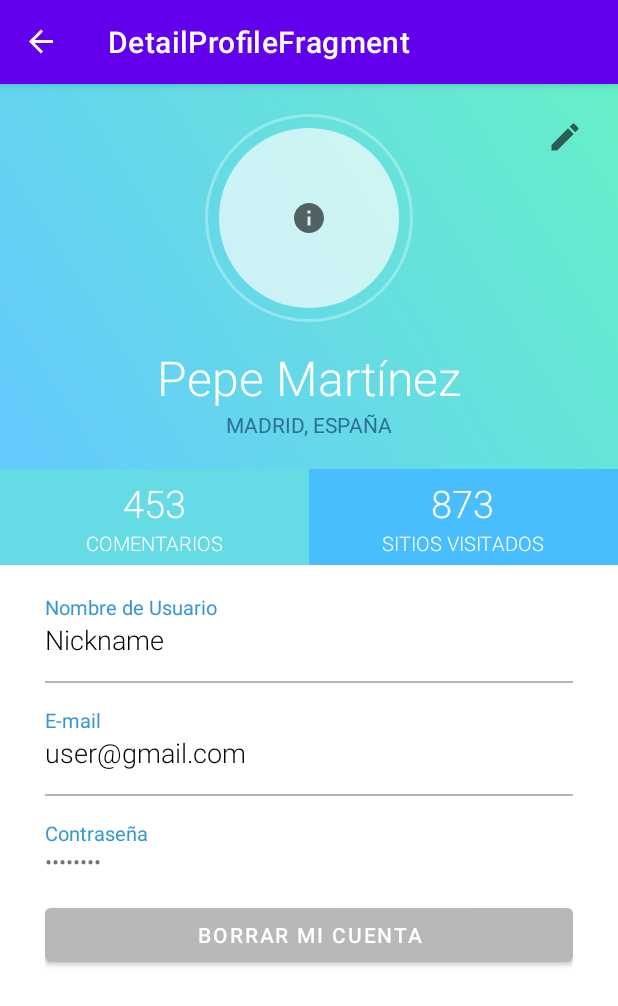
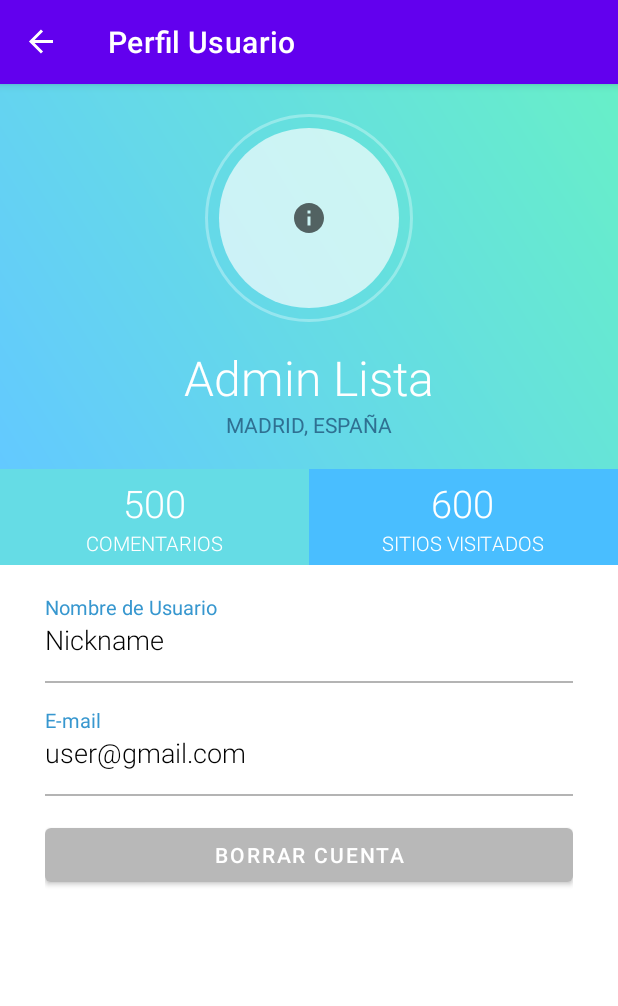
Before and after one commit to GeoDNSO/MadridPlaces, an Android app: the DetailFragment screen opened through its navigation route, on a phone screen of 412 x 824 dp. Shown: the top 1006 px of the screen. Run offline under Robolectric (Android 15) with nearby library versions, the phone set to English and light mode, and no system bars; our stand-ins replace navigation-ui; 4 statements that could not run were skipped.

Commit message:
Funciona Profile User List
Hay que mirar el bottom bar

```diff
--- a/App/app/src/main/java/com/example/App/ui/DetailsProfileAdmin/DetailProfileFragment.java
+++ b/App/app/src/main/java/com/example/App/ui/DetailsProfileAdmin/DetailFragment.java
@@ -15,8 +15,6 @@ import android.view.LayoutInflater;
 import android.view.View;
 import android.view.ViewGroup;
 import android.widget.Button;
-import android.widget.EditText;
-import android.widget.ImageButton;
 import android.widget.TextView;
 import android.widget.Toast;
 
@@ -24,13 +22,12 @@ import com.example.App.App;
 import com.example.App.R;
 import com.example.App.SessionManager;
 import com.example.App.models.transfer.TUser;
-import com.example.App.ui.profile.ProfileViewModel;
 import com.example.App.utilities.AppConstants;
 
-public class DetailProfileFragment extends Fragment{
+public class DetailFragment extends Fragment{
     private View root;
-    private ProfileViewModel mViewModel;
-
+    private DetailViewModel mViewModel;
+    private TUser user;
     private TextView tv_Username;
     private TextView tv_FullName;
     private TextView tv_Email;
@@ -42,18 +39,21 @@ public class DetailProfileFragment extends Fragment{
 
     private App app;
 
-    public static DetailProfileFragment newInstance() {
-        return new DetailProfileFragment();
+    public static DetailFragment newInstance() {
+        return new DetailFragment();
     }
 
     @Override
     public View onCreateView(@NonNull LayoutInflater inflater, @Nullable ViewGroup container,
                              @Nullable Bundle savedInstanceState) {
-        root = inflater.inflate(R.layout.profile_fragment, container, false);
-        app = App.getInstance(getActivity());
+        root = inflater.inflate(R.layout.detail_fragment, container, false);
+
+        app = App.getInstance(getActivity()); //esto falla
         app.setBottomMenuVisible(View.GONE);
 
-        mViewModel = new ViewModelProvider(this).get(ProfileViewModel.class);
+        user = (TUser) getArguments().getParcelable(AppConstants.BUNDLE_PROFILE_LIST_DETAILS);
+
+        mViewModel = new ViewModelProvider(this).get(DetailViewModel.class);
         mViewModel.init();
 
         deleteAccountButton = root.findViewById(R.id.deleteButton2);
@@ -76,7 +76,7 @@ public class DetailProfileFragment extends Fragment{
 
     private void initializeObservers() {
 
-        mViewModel.getProfileActionInProgress().observe(getViewLifecycleOwner(), new Observer<Boolean>() {
+        mViewModel.getDetailProfileActionInProgress().observe(getViewLifecycleOwner(), new Observer<Boolean>() {
             @Override
             public void onChanged(Boolean aBoolean) {
                 /*if (aBoolean) {
@@ -88,7 +88,7 @@ public class DetailProfileFragment extends Fragment{
             }
         });
 
-        mViewModel.getActionProfileSuccess().observe(getViewLifecycleOwner(), new Observer<Integer>() {
+        mViewModel.getActionDetailProfileSuccess().observe(getViewLifecycleOwner(), new Observer<Integer>() {
             @Override
             public void onChanged(Integer aInteger) {
                 if (aInteger.equals(AppConstants.DELETE_PROFILE)) {
@@ -129,17 +129,15 @@ public class DetailProfileFragment extends Fragment{
 
     //Rellena los datos del usuario segun la informacion de la sesion
     private void fillProfileFields(){
-        SessionManager sm = app.getSessionManager();
-
-        tv_Username.setText(sm.getUsername());
-        tv_FullName.setText((sm.getFirstName() + " " + sm.getSurname()));
-        tv_Email.setText(sm.getEmail());
+        tv_Username.setText(user.getUsername());
+        tv_FullName.setText((user.getName() + " " + user.getSurname()));
+        tv_Email.setText(user.getEmail());
     }
 
     @Override
     public void onActivityCreated(@Nullable Bundle savedInstanceState) {
         super.onActivityCreated(savedInstanceState);
-        mViewModel = new ViewModelProvider(this).get(ProfileViewModel.class);
+        mViewModel = new ViewModelProvider(this).get(DetailViewModel.class);
         // TODO: Use the ViewModel
     }
 
--- a/App/app/src/main/java/com/example/App/ui/DetailsProfileAdmin/DetailProfileViewModel.java
+++ b/App/app/src/main/java/com/example/App/ui/DetailsProfileAdmin/DetailViewModel.java
@@ -8,7 +8,7 @@ import androidx.lifecycle.ViewModel;
 import com.example.App.models.repositories.UserRepository;
 import com.example.App.models.transfer.TUser;
 
-public class DetailProfileViewModel extends ViewModel {
+public class DetailViewModel extends ViewModel {
     UserRepository userRepository;
     private MutableLiveData<Boolean> mDetailProfileActionInProgress = new MutableLiveData<>(); //true indica progress bar activo
     private LiveData<Integer> mActionDetailProfileSuccess = new MutableLiveData<>();
--- a/App/app/src/main/java/com/example/App/utilities/AppConstants.java
+++ b/App/app/src/main/java/com/example/App/utilities/AppConstants.java
@@ -35,5 +35,5 @@ public class AppConstants {
     public static final Integer ERROR_LIST_USERS = -3;
 
 
-
+    public static final String BUNDLE_PROFILE_LIST_DETAILS = "DETAILS_LIST_PROFILE_BUNDLE";
 }
--- a/App/app/src/main/res/layout/detail_profile.xml
+++ b/App/app/src/main/res/layout/detail_fragment.xml
@@ -4,7 +4,7 @@
     xmlns:app="http://schemas.android.com/apk/res-auto"
     android:layout_width="match_parent"
     android:layout_height="match_parent"
-    android:id="@+id/detail_Fragment">
+    tools:context=".ui.DetailsProfileAdmin.DetailFragment">
 
     <RelativeLayout
         android:id="@+id/rellay2"
@@ -232,7 +232,6 @@
                     android:layout_marginTop="15dp"
                     android:orientation="vertical">
 
-
                     <Button
                         android:id="@+id/deleteButton2"
                         android:layout_width="match_parent"
--- a/App/app/src/main/res/navigation/app_navigation.xml
+++ b/App/app/src/main/res/navigation/app_navigation.xml
@@ -72,7 +72,8 @@
         android:label="@string/menu_profile_text"
         tools:layout="@layout/profile_fragment" />
     <fragment
-        android:id="@+id/detailProfileFragment3"
-        android:name="com.example.App.ui.DetailsProfileAdmin.DetailProfileFragment"
-        android:label="DetailProfileFragment" />
+        android:id="@+id/detailFragment"
+        android:name="com.example.App.ui.DetailsProfileAdmin.DetailFragment"
+        android:label="@string/user_profile_list"
+        tools:layout="@layout/detail_fragment" />
 </navigation>
--- a/App/app/src/main/res/values/strings.xml
+++ b/App/app/src/main/res/values/strings.xml
@@ -55,5 +55,7 @@
 
     <!--Strings relativos al perfil-->
     <string name="profile_delete_account_admin">Borrar Cuenta</string>
+    <!-- TODO: Remove or change this placeholder text -->
+    <string name="user_profile_list">Perfil Usuario</string>
 
 </resources>
```
Also changed, not shown: App/app/src/main/java/com/example/App/models/transfer/TUser.java (+47 -1 lines), App/app/src/main/java/com/example/App/ui/admin/AdminFragment.java (+11 -9 lines).
